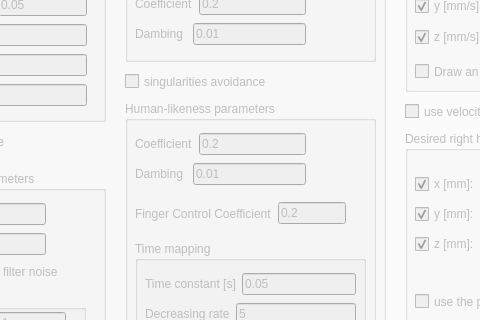
Above: ui/main_window.ui from zohannn/motion_manager before the change; both pictures show x 166 to 646 and y 133 to 453 of the 1265 by 795 pixel window. Below: the same form after it.
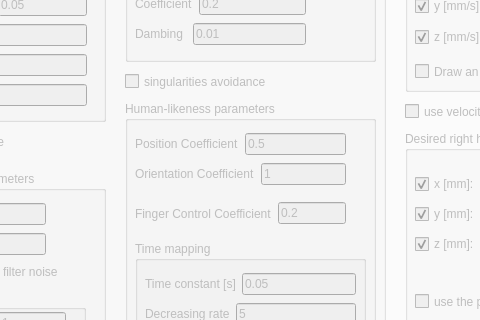
That is the form after the change. Icons and pictures are not drawn. Custom widgets are drawn as their Qt base class.

The edit to the form file:
```diff
--- a/ui/main_window.ui
+++ b/ui/main_window.ui
@@ -2939,7 +2939,7 @@
          <rect>
           <x>10</x>
           <y>30</y>
-          <width>171</width>
+          <width>211</width>
           <height>58</height>
          </rect>
         </property>
@@ -2949,14 +2949,14 @@
            <item>
             <widget class="QLabel" name="label_hl_coeff">
              <property name="text">
-              <string>Coefficient</string>
+              <string>Position Coefficient</string>
              </property>
             </widget>
            </item>
            <item>
             <widget class="QLineEdit" name="lineEdit_hl_coeff">
              <property name="text">
-              <string>0.2</string>
+              <string>0.5</string>
              </property>
             </widget>
            </item>
@@ -2967,14 +2967,14 @@
            <item>
             <widget class="QLabel" name="label_hl_damping">
              <property name="text">
-              <string>Dambing </string>
+              <string>Orientation Coefficient</string>
              </property>
             </widget>
            </item>
            <item>
             <widget class="QLineEdit" name="lineEdit_hl_damping">
              <property name="text">
-              <string>0.01</string>
+              <string>1</string>
              </property>
             </widget>
            </item>
```
Left out of the diff: 8 changed lines with no effect on the pictures.
